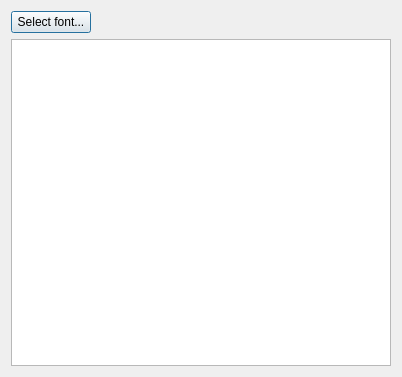
Above: textViewer.ui from ivareske/TagEditor before the change. Below: the same form after it.
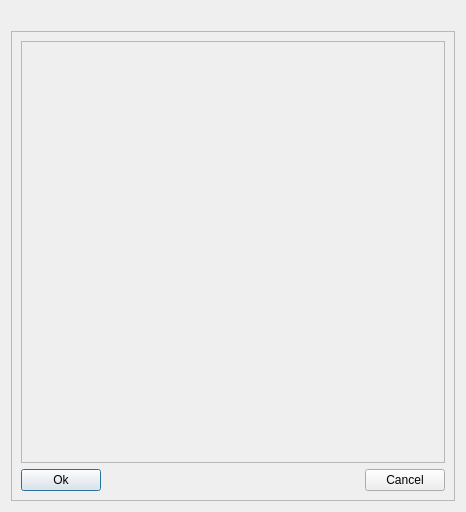
That is the form after the change.

The edit to the form file:
```diff
--- a/textViewer.ui
+++ b/textViewer.ui
@@ -6,25 +6,50 @@
    <rect>
     <x>0</x>
     <y>0</y>
-    <width>402</width>
-    <height>377</height>
+    <width>466</width>
+    <height>512</height>
    </rect>
   </property>
   <property name="windowTitle">
+   <string>Log for playlist generation</string>
+  </property>
+  <layout class="QGridLayout" name="gridLayout_2">
+   <item row="0" column="1">
+    <widget class="QLabel" name="label_">
+     <property name="sizePolicy">
+      <sizepolicy hsizetype="Preferred" vsizetype="Preferred">
+       <horstretch>1</horstretch>
+       <verstretch>0</verstretch>
+      </sizepolicy>
+     </property>
+     <property name="text">
    <string/>
   </property>
-  <layout class="QGridLayout" name="gridLayout">
+    </widget>
+   </item>
    <item row="1" column="0" colspan="2">
-    <widget class="QTextEdit" name="textEdit"/>
-   </item>
-   <item row="0" column="0">
-    <widget class="QPushButton" name="SelectFontButton">
+    <widget class="QFrame" name="frame">
+     <property name="sizePolicy">
+      <sizepolicy hsizetype="Preferred" vsizetype="Preferred">
+       <horstretch>0</horstretch>
+       <verstretch>1</verstretch>
+      </sizepolicy>
+     </property>
+     <property name="frameShape">
+      <enum>QFrame::StyledPanel</enum>
+     </property>
+     <property name="frameShadow">
+      <enum>QFrame::Raised</enum>
+     </property>
+     <layout class="QGridLayout" name="gridLayout">
+      <item row="1" column="0">
+       <widget class="QPushButton" name="okButton">
      <property name="text">
-      <string>Select font...</string>
+         <string>Ok</string>
      </property>
     </widget>
    </item>
-   <item row="0" column="1">
+      <item row="1" column="1">
     <spacer name="horizontalSpacer">
      <property name="orientation">
       <enum>Qt::Horizontal</enum>
@@ -36,6 +61,26 @@
       </size>
      </property>
     </spacer>
+      </item>
+      <item row="1" column="2">
+       <widget class="QPushButton" name="cancelButton">
+        <property name="text">
+         <string>Cancel</string>
+        </property>
+       </widget>
+      </item>
+      <item row="0" column="0" colspan="3">
+       <widget class="QFrame" name="textEditFrame">
+        <property name="frameShape">
+         <enum>QFrame::StyledPanel</enum>
+        </property>
+        <property name="frameShadow">
+         <enum>QFrame::Raised</enum>
+        </property>
+       </widget>
+      </item>
+     </layout>
+    </widget>
    </item>
   </layout>
  </widget>
```
Lines whose indentation alone changed are shown as unchanged.
